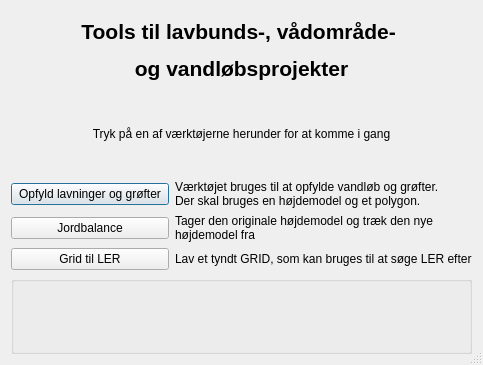
Qt form plugins/Limf_WetlandTools/Limf_tools_dialog_base.ui (Limfjordssekretariatet/Limfjordssekretariatet_plugins) before a commit.
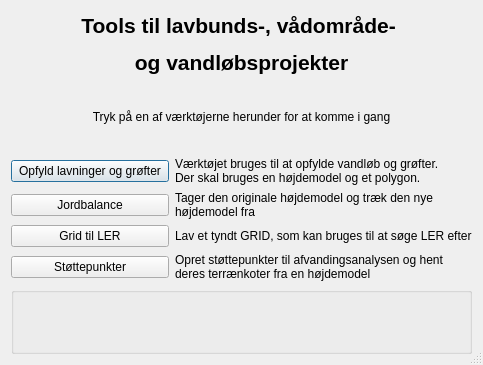
The same form after that commit. Icons and pictures are not drawn.

Commit message: Vaadomraader: stoettepunkter til afvandingsanalysen

```diff
--- a/plugins/Limf_WetlandTools/Limf_tools_dialog_base.ui
+++ b/plugins/Limf_WetlandTools/Limf_tools_dialog_base.ui
@@ -87,7 +87,24 @@
      </property>
     </widget>
    </item>
-   <item row="9" column="0" colspan="2">
+   <item row="9" column="0">
+    <widget class="QPushButton" name="StoettepunkterBtn">
+     <property name="text">
+      <string>Støttepunkter</string>
+     </property>
+    </widget>
+   </item>
+   <item row="9" column="1">
+    <widget class="QLabel" name="label_stoettepunkter">
+     <property name="text">
+      <string>&lt;html&gt;&lt;head/&gt;&lt;body&gt;&lt;p&gt;Opret støttepunkter til afvandingsanalysen og hent &lt;br/&gt;deres terrænkoter fra en højdemodel&lt;/p&gt;&lt;/body&gt;&lt;/html&gt;</string>
+     </property>
+     <property name="openExternalLinks">
+      <bool>true</bool>
+     </property>
+    </widget>
+   </item>
+   <item row="10" column="0" colspan="2">
     <widget class="QGroupBox" name="groupBox">
      <property name="title">
       <string />
```
The commit also changes 11 other files.
